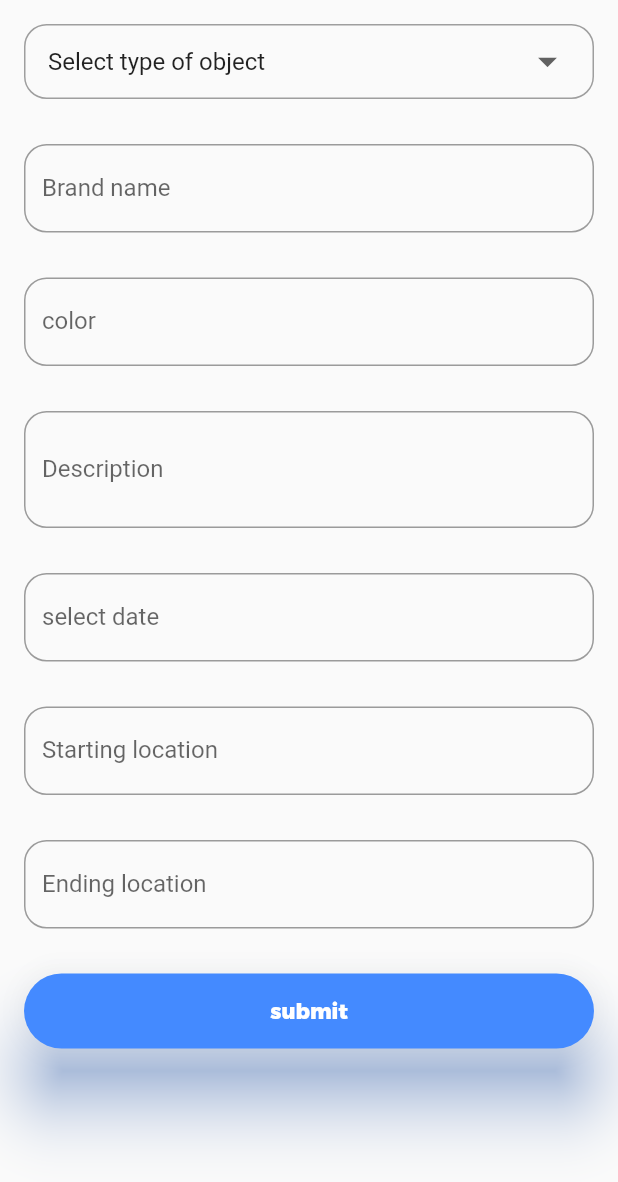
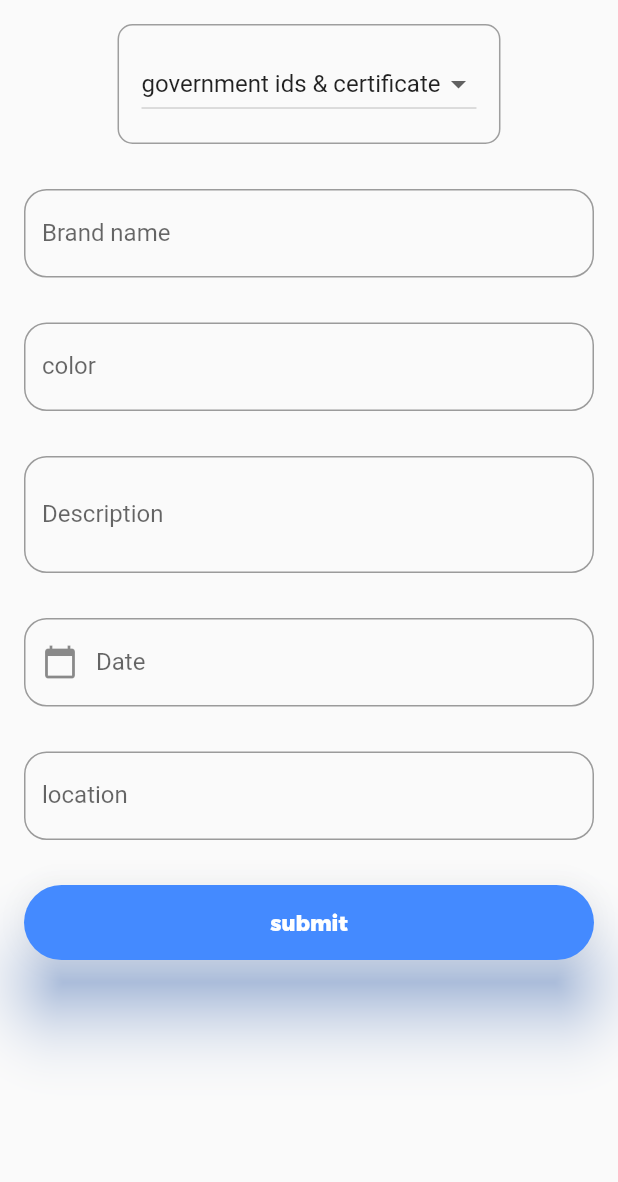
Before and after one commit to Mini-Project-sem2/LostAndFound, a Flutter app: the MyStatefulWidget screen opened directly, on a phone screen of 412 x 824 dp. Shown: the top 1182 px of the screen. Run offline on Flutter 3.47's test engine with Material 2 defaults, Android fonts, the phone set to English and light mode, and no system bars; our stand-ins replace firebase_auth, firebase_core, google_sign_in; accounts and stored records are empty.

Commit message:
Merge branch 'Farhan-dev' of https://github.com/Mini-Project-sem2/LostAndFound into Farhan-dev

```diff
--- a/lib/main.dart
+++ b/lib/main.dart
@@ -1,6 +1,5 @@
 import 'package:firebase_core/firebase_core.dart';
 import 'package:flutter/material.dart';
-// import 'package:lost_and_found/login_page.dart';
 import 'package:lost_and_found/services/authservice.dart';
 
 void main() async {
--- a/lib/lost_form.dart
+++ b/lib/src/found_form.dart
@@ -1,9 +1,9 @@
 import 'package:flutter/material.dart';
 
-class LostForm extends StatelessWidget {
-  const LostForm({Key? key}) : super(key: key);
+class FoundForm extends StatelessWidget {
+  const FoundForm({Key? key}) : super(key: key);
 
-  static const String _title = 'lost form';
+  static const String _title = 'Found form';
 
   @override
   Widget build(BuildContext context) {
@@ -29,13 +29,22 @@ class MyStatefulWidget extends StatefulWidget {
 
 /// This is the private State class that goes with MyStatefulWidget.
 class _MyStatefulWidgetState extends State<MyStatefulWidget> {
-  String dropdownValue = 'Select type of object';
+  String dropdownValue = "government ids & certificate";
+  List<String> _itemset = [
+    "Electronic items",
+    "government ids & certificate",
+    "Expensive items",
+    "Bag",
+    "Book",
+    "pet"
+  ];
 
   @override
   Widget build(BuildContext context) {
     return Scaffold(
         body: Padding(
             padding: EdgeInsets.all(1),
+            child: SingleChildScrollView(
                 child: Column(
               children: <Widget>[
                 Padding(
@@ -43,34 +52,27 @@ class _MyStatefulWidgetState extends State<MyStatefulWidget> {
 
                   // dropdown
                   child: Container(
-                    padding: EdgeInsets.only(left: 15, right: 15),
+                    padding: EdgeInsets.all(15),
                     decoration: BoxDecoration(
-                        border: Border.all(color: Colors.grey, width: 1),
-                        borderRadius: BorderRadius.circular(15)),
+                        borderRadius: BorderRadius.circular(10),
+                        border: Border.all(color: Colors.grey)),
                     child: DropdownButton<String>(
-                        hint: Text("select items: "),
-                        dropdownColor: Colors.white,
-                        icon: Icon(Icons.arrow_drop_down),
-                        iconSize: 30,
-                        isExpanded: true,
-                        underline: SizedBox(),
                       value: dropdownValue,
-                        items: <String>[
-                          'Select type of object',
-                          'Two',
-                          'Free',
-                          'Four'
-                        ].map<DropdownMenuItem<String>>((String value) {
+                      icon: const Icon(Icons.arrow_drop_down),
+                      iconSize: 24,
+                      onChanged: (String? newValue) {
+                        setState(() {
+                          dropdownValue = newValue!;
+                        });
+                      },
+                      items: _itemset
+                          .map<DropdownMenuItem<String>>((String value) {
                         return DropdownMenuItem<String>(
                           value: value,
                           child: Text(value),
                         );
                       }).toList(),
-                        onChanged: (String? newValue) {
-                          setState(() {
-                            dropdownValue = newValue!;
-                          });
-                        }),
+                    ),
                   ),
                 ),
 
@@ -120,6 +122,13 @@ class _MyStatefulWidgetState extends State<MyStatefulWidget> {
                 Padding(
                     padding: EdgeInsets.all(15),
                     child: TextField(
+                      decoration: InputDecoration(
+                        border: OutlineInputBorder(
+                            borderRadius: BorderRadius.circular(15)),
+                        prefixIcon: Icon(Icons.calendar_today),
+                        labelText: 'Date',
+                        hintText: "Date",
+                      ),
                       onTap: () {
                         showDatePicker(
                             context: context,
@@ -127,11 +136,6 @@ class _MyStatefulWidgetState extends State<MyStatefulWidget> {
                             firstDate: DateTime(2000),
                             lastDate: DateTime(2022));
                       },
-                      decoration: InputDecoration(
-                        border: OutlineInputBorder(
-                            borderRadius: BorderRadius.circular(15)),
-                        labelText: 'select date',
-                      ),
                     )),
 
                 // Starting location
@@ -141,21 +145,8 @@ class _MyStatefulWidgetState extends State<MyStatefulWidget> {
                     decoration: InputDecoration(
                       border: OutlineInputBorder(
                           borderRadius: BorderRadius.circular(15)),
-                      labelText: 'Starting location',
-                      hintText: 'starting point',
-                    ),
-                  ),
-                ),
-
-                // ending location
-                Padding(
-                  padding: EdgeInsets.all(15),
-                  child: TextField(
-                    decoration: InputDecoration(
-                      border: OutlineInputBorder(
-                          borderRadius: BorderRadius.circular(15)),
-                      labelText: 'Ending location',
-                      hintText: 'ending point',
+                      labelText: 'location',
+                      hintText: 'location',
                     ),
                   ),
                 ),
@@ -180,6 +171,6 @@ class _MyStatefulWidgetState extends State<MyStatefulWidget> {
                       onPressed: () {},
                     )),
               ],
-            )));
+            ))));
   }
 }
--- /dev/null
+++ b/lib/utils/user.dart
@@ -0,0 +1,18 @@
+import 'package:lost_and_found/utils/user_builder.dart';
+
+class User {
+  String? _name;
+  String? _mail;
+  static String? _photoUrl;
+
+  User(UserBuilder userBuilder) {
+    _name = userBuilder.name;
+    _mail = userBuilder.mail;
+    _photoUrl = userBuilder.photourl;
+  }
+
+  String? get name => _name;
+  String? get email => _mail;
+  String? get photourl => _photoUrl;
+  static bool dpexist() => _photoUrl != null;
+}
--- a/pubspec.yaml
+++ b/pubspec.yaml
@@ -53,6 +53,7 @@ flutter:
   # To add assets to your application, add an assets section, like this:
   assets:
     - assets/google_logo.png
+    - assets/track_it_logo.jpg
   #   - images/a_dot_ham.jpeg
 
   # An image asset can refer to one or more resolution-specific "variants", see
```
Also changed, not shown: lib/authentication/login_page.dart (renamed from lib/login_page.dart, +9 -31 lines), lib/authentication/reset.dart (renamed from lib/signup.dart, +23 -45 lines), lib/authentication/signup.dart (renamed from lib/reset.dart, +44 -22 lines), lib/global_constant.dart (+3 -5 lines), lib/services/authservice.dart (+5 -4 lines), lib/src/home_page.dart (renamed from lib/home_page.dart, +25 -7 lines), lib/src/lost_form.dart (added, +189 -0 lines), lib/utils/background_painter.dart (added, +128 -0 lines), lib/utils/user_builder.dart (added, +32 -0 lines), assets/track_it_logo.jpg (added), lib/authentication/error_handler.dart (renamed from lib/error_handler.dart), 43 other files. Lines whose indentation alone changed are shown as unchanged.
